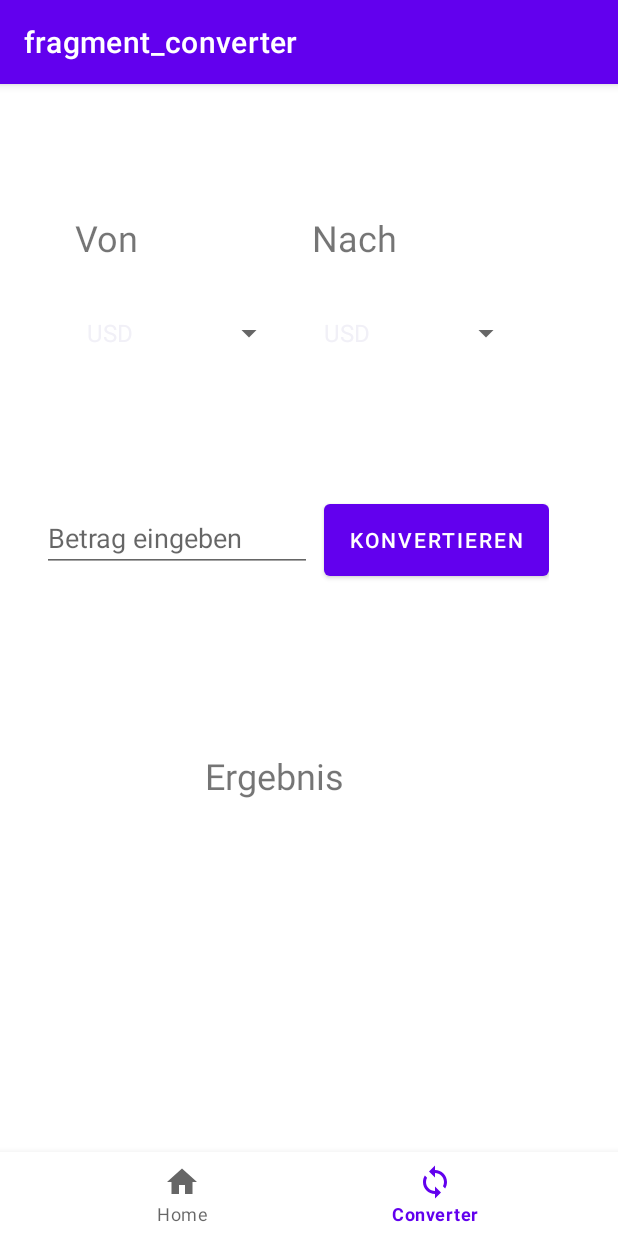
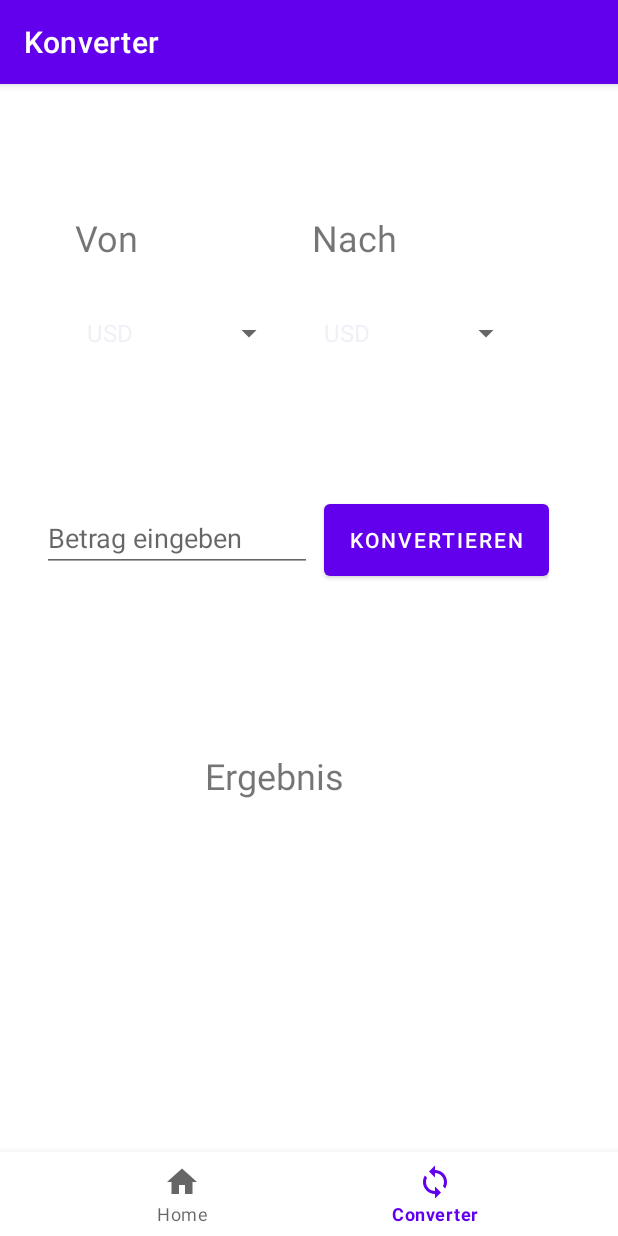
Before and after one commit to yevklym/Wechselkurs, an Android app: the screen it shows after launch (MainActivity), item 2 of the bottom bar chosen, on a phone screen of 412 x 824 dp. Run offline under Robolectric (Android 15) with nearby library versions, the phone set to English and light mode, and no system bars; our stand-ins replace navigation-ui.

Commit message:
Renamed screens

```diff
--- a/app/src/main/res/navigation/nav_graph.xml
+++ b/app/src/main/res/navigation/nav_graph.xml
@@ -7,11 +7,11 @@
     <fragment
         android:id="@+id/converter"
         android:name="yk.wechselkurs.Converter"
-        android:label="fragment_converter"
+        android:label="Konverter"
         tools:layout="@layout/fragment_converter" />
     <fragment
         android:id="@+id/currencyRates"
         android:name="yk.wechselkurs.CurrencyRates"
-        android:label="fragment_currency_rates"
+        android:label="Wechselkurse"
         tools:layout="@layout/fragment_currency_rates" />
 </navigation>
```
